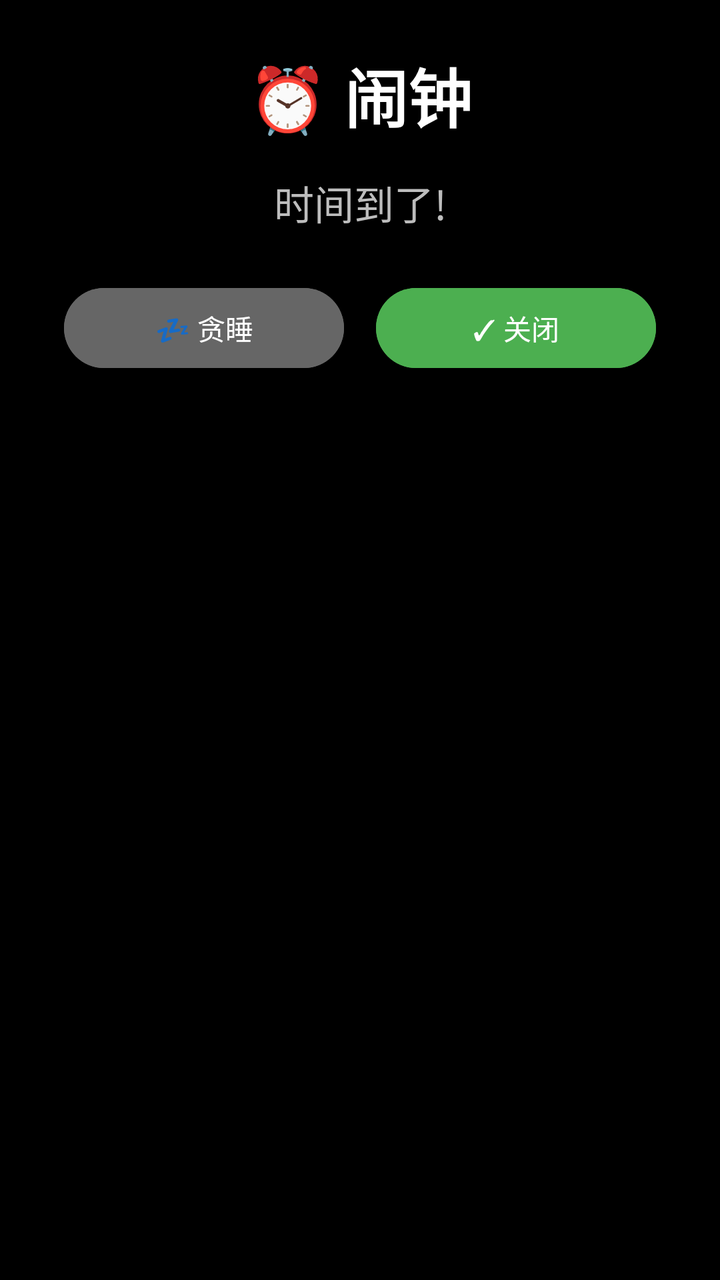
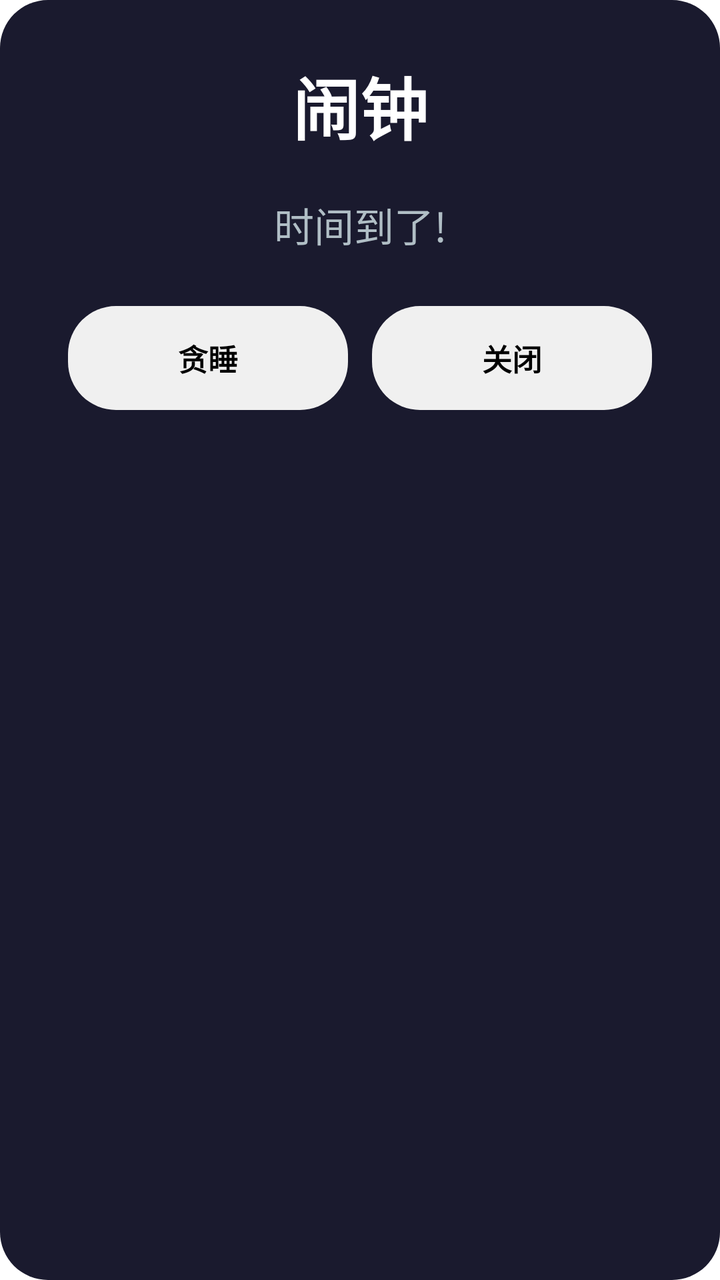

The first picture is an Android layout as it rendered before a commit; the second is the same layout after the commit. The layout source and the unified diff follow.
<!-- AndroidManifest.xml: application theme Theme.Clock3 -->
<!-- res/layout/dialog_alarm_trigger.xml -->
<?xml version="1.0" encoding="utf-8"?>
<LinearLayout xmlns:android="http://schemas.android.com/apk/res/android"
    android:layout_width="match_parent"
    android:layout_height="wrap_content"
    android:orientation="vertical"
    android:padding="24dp"
    android:background="@color/black">

    <TextView
        android:id="@+id/alarmLabel"
        android:layout_width="match_parent"
        android:layout_height="wrap_content"
        android:gravity="center"
        android:text="⏰ 闹钟"
        android:textSize="32sp"
        android:textStyle="bold"
        android:textColor="@color/white"/>

    <TextView
        android:id="@+id/alarmContent"
        android:layout_width="match_parent"
        android:layout_height="wrap_content"
        android:gravity="center"
        android:text="时间到了!"
        android:textSize="20sp"
        android:textColor="@color/text_hint"
        android:layout_marginVertical="16dp"/>

    <LinearLayout
        android:layout_width="match_parent"
        android:layout_height="wrap_content"
        android:orientation="horizontal"
        android:gravity="center">

        <Button
            android:id="@+id/btnSnooze"
            android:layout_width="0dp"
            android:layout_height="wrap_content"
            android:layout_weight="1"
            android:text="💤 贪睡"
            android:backgroundTint="#666666"
            android:layout_margin="8dp"/>

        <Button
            android:id="@+id/btnDismiss"
            android:layout_width="0dp"
            android:layout_height="wrap_content"
            android:layout_weight="1"
            android:text="✓ 关闭"
            android:backgroundTint="@color/success"
            android:layout_margin="8dp"/>

    </LinearLayout>

</LinearLayout>
<!-- resources referenced by this layout -->
<resources>
  <color name="black">#000000</color>
  <color name="success">#4CAF50</color>
  <color name="text_hint">#BDBDBD</color>
  <color name="white">#FFFFFF</color>
  <style name="Theme.Clock3" parent="Theme.Material3.Light.NoActionBar">
          <item name="colorPrimary">@color/primary</item>
          <item name="colorPrimaryDark">@color/primary_dark</item>
          <item name="colorAccent">@color/accent</item>
          <item name="android:colorBackground">@color/background</item>
          <item name="android:statusBarColor">@color/primary_dark</item>
          <item name="android:navigationBarColor">@color/primary_dark</item>
          <item name="android:windowBackground">@color/background</item>
      </style>
  <color name="primary">#4A90D9</color>
  <color name="primary_dark">#3A7BC8</color>
  <color name="accent">#FF6B6B</color>
  <color name="background">#F5F5F5</color>
</resources>

<!-- the commit's change to res/layout/dialog_alarm_trigger.xml (unified diff, before → after) -->
@@ -3,28 +3,28 @@
     android:layout_width="match_parent"
     android:layout_height="wrap_content"
     android:orientation="vertical"
-    android:padding="24dp"
-    android:background="@color/black">
+    android:padding="28dp"
+    android:background="@drawable/alarm_trigger_background">
 
     <TextView
         android:id="@+id/alarmLabel"
         android:layout_width="match_parent"
         android:layout_height="wrap_content"
         android:gravity="center"
-        android:text="⏰ 闹钟"
-        android:textSize="32sp"
+        android:text="@string/alarm"
+        android:textSize="34sp"
         android:textStyle="bold"
-        android:textColor="@color/white"/>
+        android:textColor="@color/background"/>
 
     <TextView
         android:id="@+id/alarmContent"
         android:layout_width="match_parent"
         android:layout_height="wrap_content"
         android:gravity="center"
-        android:text="时间到了!"
+        android:text="@string/notification_alarm_text"
         android:textSize="20sp"
-        android:textColor="@color/text_hint"
-        android:layout_marginVertical="16dp"/>
+        android:textColor="@color/alarm_text_secondary"
+        android:layout_marginVertical="20dp"/>
 
     <LinearLayout
         android:layout_width="match_parent"
@@ -32,23 +32,49 @@
         android:orientation="horizontal"
         android:gravity="center">
 
-        <Button
+        <LinearLayout
             android:id="@+id/btnSnooze"
             android:layout_width="0dp"
-            android:layout_height="wrap_content"
+            android:layout_height="52dp"
             android:layout_weight="1"
-            android:text="💤 贪睡"
-            android:backgroundTint="#666666"
-            android:layout_margin="8dp"/>
+            android:orientation="horizontal"
+            android:gravity="center"
+            android:layout_margin="6dp"
+            android:background="@drawable/card_button_secondary"
+            android:clickable="true"
+            android:focusable="true">
 
-        <Button
+            <TextView
+                android:layout_width="wrap_content"
+                android:layout_height="wrap_content"
+                android:text="@string/snooze"
+                android:textSize="15sp"
+                android:textStyle="bold"
+                android:textColor="@color/text_primary"/>
+
+        </LinearLayout>
+
+        <LinearLayout
             android:id="@+id/btnDismiss"
             android:layout_width="0dp"
-            android:layout_height="wrap_content"
+            android:layout_height="52dp"
             android:layout_weight="1"
-            android:text="✓ 关闭"
-            android:backgroundTint="@color/success"
-            android:layout_margin="8dp"/>
+            android:orientation="horizontal"
+            android:gravity="center"
+            android:layout_margin="6dp"
+            android:background="@drawable/card_button_secondary"
+            android:clickable="true"
+            android:focusable="true">
+
+            <TextView
+                android:layout_width="wrap_content"
+                android:layout_height="wrap_content"
+                android:text="@string/dismiss"
+                android:textSize="15sp"
+                android:textStyle="bold"
+                android:textColor="@color/text_primary"/>
+
+        </LinearLayout>
 
     </LinearLayout>
 
<!-- resource entries referenced after the edit -->
@@ -1,21 +1,50 @@
 <!-- resources referenced by this layout -->
 <resources>
-  <color name="black">#000000</color>
-  <color name="success">#4CAF50</color>
-  <color name="text_hint">#BDBDBD</color>
-  <color name="white">#FFFFFF</color>
+  <color name="alarm_text_secondary">#B0BEC5</color>
+  <color name="text_hint">#888888</color>
   <style name="Theme.Clock3" parent="Theme.Material3.Light.NoActionBar">
           <item name="colorPrimary">@color/primary</item>
           <item name="colorPrimaryDark">@color/primary_dark</item>
           <item name="colorAccent">@color/accent</item>
           <item name="android:colorBackground">@color/background</item>
-          <item name="android:statusBarColor">@color/primary_dark</item>
-          <item name="android:navigationBarColor">@color/primary_dark</item>
+          <item name="android:statusBarColor">@color/surface</item>
+          <item name="android:navigationBarColor">@color/background</item>
           <item name="android:windowBackground">@color/background</item>
+          <item name="android:windowActivityTransitions">true</item>
+          <item name="colorSurface">@color/surface</item>
+          <item name="colorOnSurface">@color/text_primary</item>
+          <item name="colorSecondary">@color/accent</item>
+          <item name="colorOnSecondary">@color/text_primary</item>
+          <item name="colorError">@color/error</item>
+          <item name="android:textColorPrimary">@color/text_primary</item>
+          <item name="android:textColorSecondary">@color/text_secondary</item>
+          <item name="android:textColorHint">@color/text_hint</item>
       </style>
-  <color name="primary">#4A90D9</color>
-  <color name="primary_dark">#3A7BC8</color>
-  <color name="accent">#FF6B6B</color>
-  <color name="background">#F5F5F5</color>
+  <color name="alarm_trigger_bg">#1A1A2E</color>
+  <color name="button_secondary">#F0F0F0</color>
+  <color name="primary">#444444</color>
+  <color name="primary_dark">#222222</color>
+  <color name="accent">#666666</color>
+  <color name="surface">#FFFFFF</color>
+  <color name="error">#880000</color>
+  <color name="text_secondary">#444444</color>
+  <color name="background">#FFFFFF</color>
+  <color name="text_primary">#000000</color>
+  <!-- drawable alarm_trigger_background (drawable) -->
+  <?xml version="1.0" encoding="utf-8"?>
+  <shape xmlns:android="http://schemas.android.com/apk/res/android">
+      <solid android:color="@color/alarm_trigger_bg"/>
+      <corners android:radius="24dp"/>
+  </shape>
+  <!-- drawable card_button_secondary (drawable) -->
+  <?xml version="1.0" encoding="utf-8"?>
+  <shape xmlns:android="http://schemas.android.com/apk/res/android">
+      <solid android:color="@color/button_secondary"/>
+      <corners android:radius="24dp"/>
+  </shape>
+  <string name="alarm">闹钟</string>
+  <string name="dismiss">关闭</string>
+  <string name="notification_alarm_text">时间到了!</string>
+  <string name="snooze">贪睡</string>
 </resources>
 
